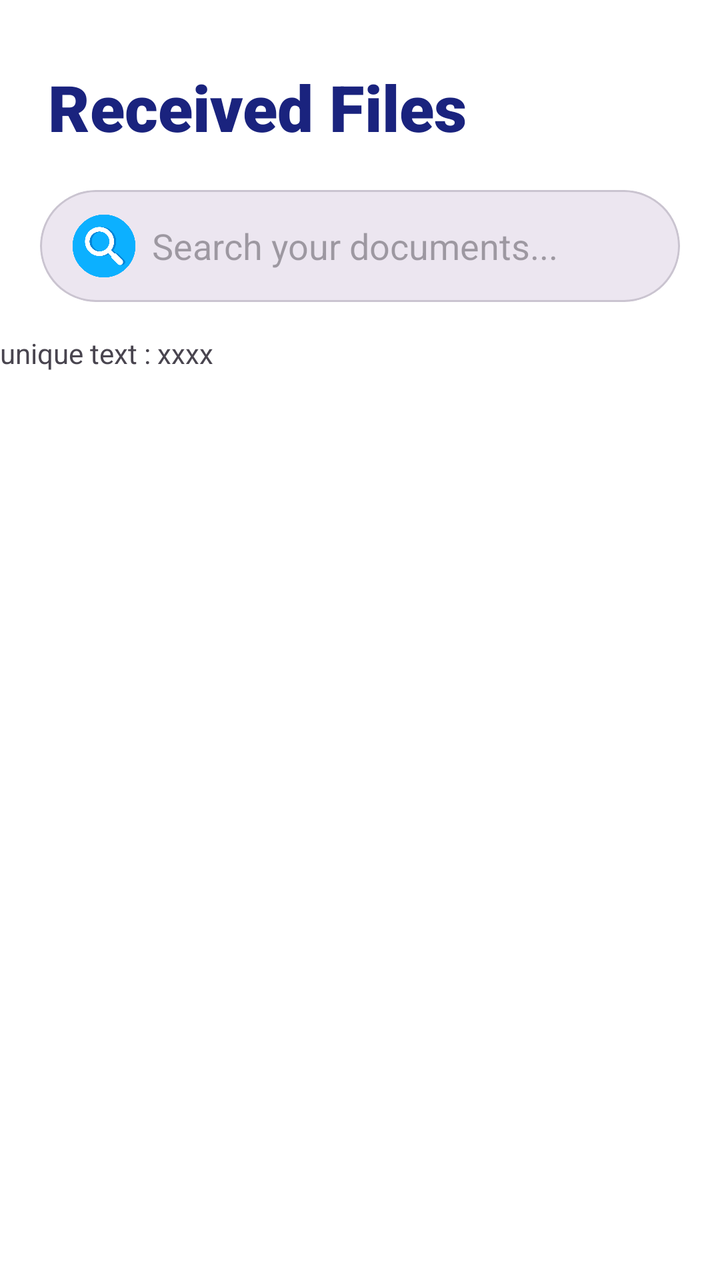
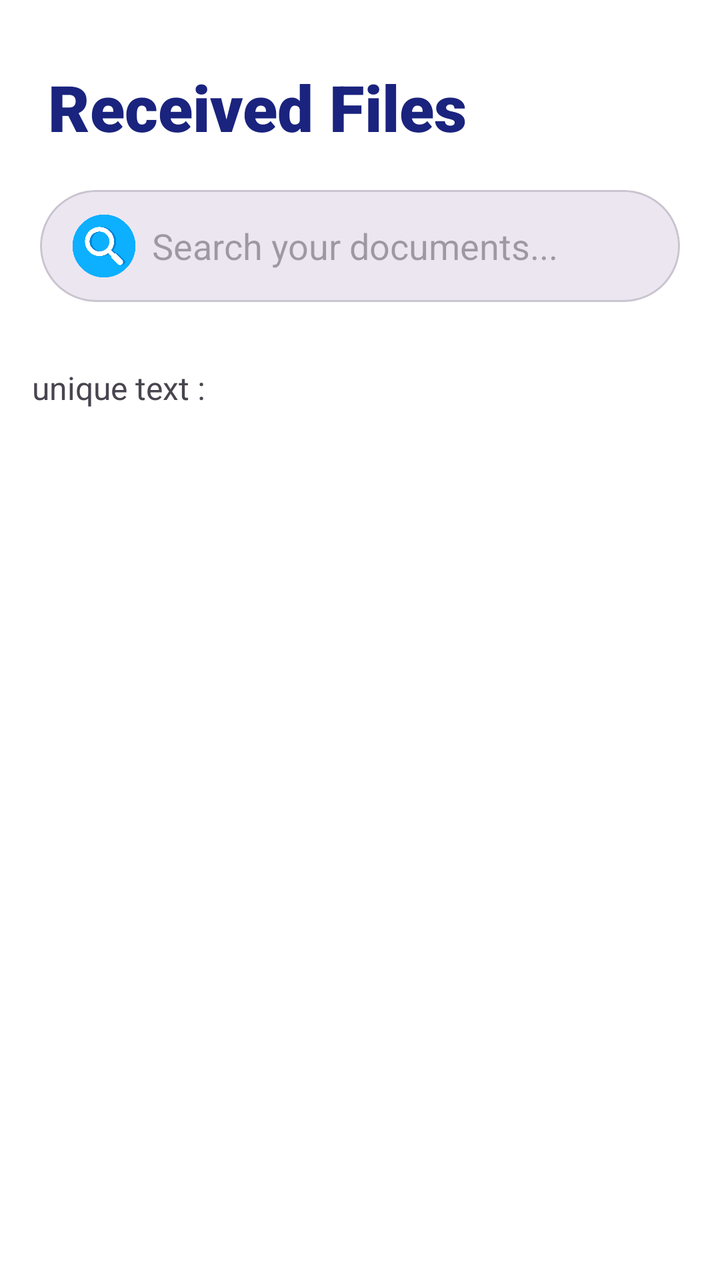

Before-and-after screenshots of an Android layout around one commit, followed by the original layout XML and the change that was made.
<!-- AndroidManifest.xml: application theme Theme.MyApplication -->
<!-- res/layout/activity_received_files.xml -->
<?xml version="1.0" encoding="utf-8"?>
<androidx.coordinatorlayout.widget.CoordinatorLayout xmlns:android="http://schemas.android.com/apk/res/android"
    xmlns:app="http://schemas.android.com/apk/res-auto"
    xmlns:tools="http://schemas.android.com/tools"
    android:layout_width="match_parent"
    android:layout_height="match_parent"
    android:background="?attr/colorSurface">

    <com.google.android.material.appbar.AppBarLayout
        android:layout_width="match_parent"
        android:layout_height="wrap_content"
        android:background="?attr/colorSurface"
        app:liftOnScroll="true">

        <com.google.android.material.appbar.CollapsingToolbarLayout
            android:layout_width="match_parent"
            android:layout_height="wrap_content"
            app:layout_scrollFlags="scroll|exitUntilCollapsed|snap">

            <LinearLayout
                android:layout_width="match_parent"
                android:layout_height="wrap_content"
                android:orientation="vertical"
                android:paddingBottom="16dp">

                <TextView
                    android:layout_width="wrap_content"
                    android:layout_height="wrap_content"
                    android:layout_marginStart="24dp"
                    android:layout_marginTop="32dp"
                    android:fontFamily="sans-serif-black"
                    android:text="Received Files"
                    android:textColor="?attr/colorOnSurface"
                    android:textSize="32sp" />

                <com.google.android.material.card.MaterialCardView
                    android:layout_width="match_parent"
                    android:layout_height="56dp"
                    android:layout_marginHorizontal="20dp"
                    android:layout_marginTop="20dp"
                    app:cardBackgroundColor="?attr/colorSurfaceContainerHigh"
                    app:cardCornerRadius="28dp"
                    app:cardElevation="0dp">

                    <androidx.appcompat.widget.SearchView
                        android:id="@+id/search_view"
                        android:layout_width="match_parent"
                        android:layout_height="match_parent"
                        app:iconifiedByDefault="false"
                        app:queryBackground="@android:color/transparent"
                        app:queryHint="Search your documents..."
                        app:searchIcon="@drawable/ic_search" />
                </com.google.android.material.card.MaterialCardView>

            </LinearLayout>
        </com.google.android.material.appbar.CollapsingToolbarLayout>

        <TextView
            android:id="@+id/unique_text_value"
            android:layout_width="match_parent"
            android:layout_height="wrap_content"
            android:text="unique text : xxxx"/>


    </com.google.android.material.appbar.AppBarLayout>

    <androidx.recyclerview.widget.RecyclerView
        android:id="@+id/recycler_view"
        android:layout_width="match_parent"
        android:layout_height="match_parent"
        android:clipToPadding="false"
        android:paddingHorizontal="12dp"
        android:paddingTop="8dp"
        android:paddingBottom="100dp"
        app:layout_behavior="@string/appbar_scrolling_view_behavior" />

    <LinearLayout
        android:id="@+id/empty_message"
        android:layout_width="wrap_content"
        android:layout_height="wrap_content"
        android:layout_gravity="center"
        android:gravity="center"
        android:orientation="vertical"
        android:visibility="gone">

        <ImageView
            android:layout_width="120dp"
            android:layout_height="120dp"
            android:alpha="0.3"
            android:src="@drawable/ic_docs"
            app:tint="?attr/colorOnSurface" />

        <TextView
            android:layout_width="wrap_content"
            android:layout_height="wrap_content"
            android:layout_marginTop="16dp"
            android:fontFamily="sans-serif-medium"
            android:text="No files here yet"
            android:textColor="?attr/colorOnSurface"
            android:textSize="18sp" />
    </LinearLayout>

    <ProgressBar
        android:id="@+id/fetching_history"
        android:layout_width="wrap_content"
        android:layout_height="wrap_content"
        android:layout_gravity="center"
        android:visibility="gone" />

</androidx.coordinatorlayout.widget.CoordinatorLayout>
<!-- resources referenced by this layout -->
<resources>
  <!-- drawable ic_docs: png bitmap (drawable, 7834 bytes) -->
  <!-- drawable ic_search: png bitmap (drawable, 24942 bytes) -->
  <style name="Theme.MyApplication" parent="Base.Theme.MyApplication" />
  <style name="Base.Theme.MyApplication" parent="Theme.Material3.DayNight.NoActionBar">
  
          <item name="colorPrimary">#132F97</item>
          <item name="colorOnPrimary">@color/white</item>
          <item name="colorSurface">@color/white</item>
          <item name="colorOnSurface">#1A237E</item>
          <item name="colorSecondary">#527132</item>
          <item name="android:statusBarColor">?attr/colorSurface</item>
          <item name="android:windowLightStatusBar">true</item>
          <item name="android:navigationBarColor">?attr/colorSurface</item>
      </style>
  <color name="white">#FFFFFFFF</color>
</resources>

<!-- the commit's change to res/layout/activity_received_files.xml (unified diff, before → after) -->
@@ -56,10 +56,12 @@
         </com.google.android.material.appbar.CollapsingToolbarLayout>
 
         <TextView
-            android:id="@+id/unique_text_value"
+            android:id="@+id/tv_unique_text_value"
             android:layout_width="match_parent"
             android:layout_height="wrap_content"
-            android:text="unique text : xxxx"/>
+            android:text="unique text : "
+            android:padding="16dp"
+            android:textSize="16dp"/>
 
 
     </com.google.android.material.appbar.AppBarLayout>
